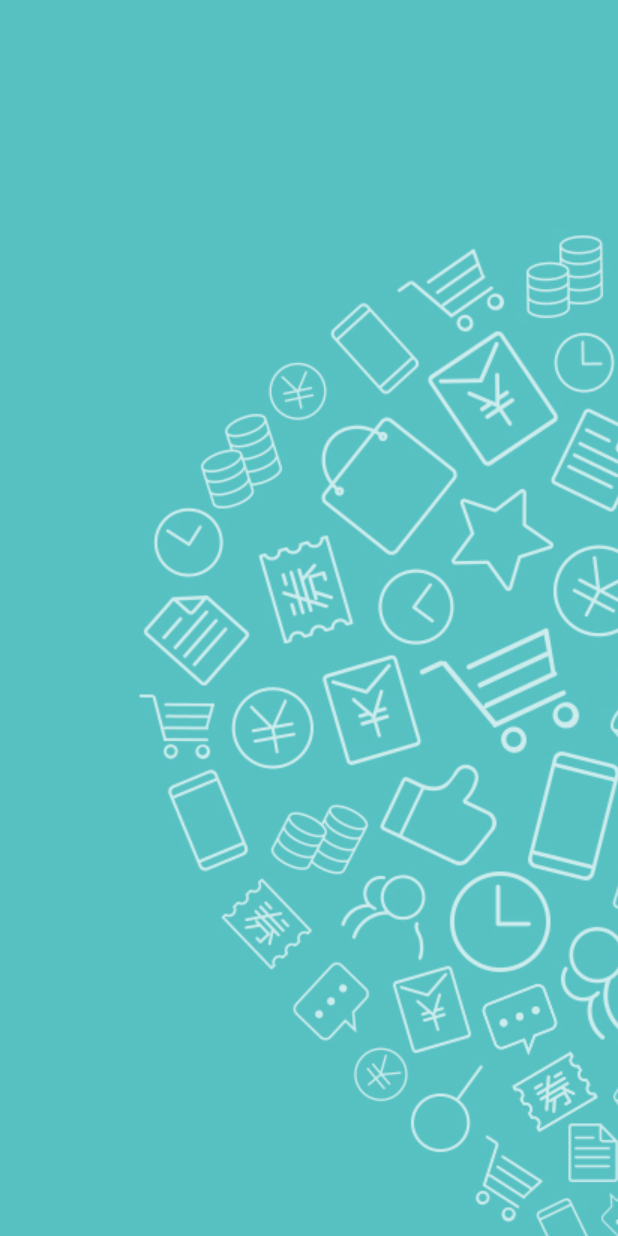
After one commit to LancCJ/Police, an Android app: the layout fragment_splash.xml on its own in the app's theme, with its tools: preview values and no code run, on a phone screen of 412 x 824 dp. The commit adds this screen. Run offline under Robolectric (Android 15) with nearby library versions, the light colour scheme and no system bars.

Commit message:
1.需要修改登录界面

```diff
--- a/CloudPolice/src/main/AndroidManifest.xml
+++ b/CloudPolice/src/main/AndroidManifest.xml
@@ -7,7 +7,6 @@
     <uses-permission android:name="android.permission.GET_ACCOUNTS" />
     <uses-permission android:name="android.permission.READ_PROFILE" />
     <uses-permission android:name="android.permission.READ_CONTACTS" />
-
     <uses-permission android:name="android.permission.WRITE_EXTERNAL_STORAGE" />
     <uses-permission android:name="android.permission.ACCESS_NETWORK_STATE" />
     <uses-permission android:name="android.permission.CHANGE_NETWORK_STATE" />
--- a/CloudPolice/src/main/java/com/cybertech/police/fragment/LoginFragment.java
+++ b/CloudPolice/src/main/java/com/cybertech/police/fragment/LoginFragment.java
@@ -5,7 +5,6 @@ import android.text.TextUtils;
 import android.view.View;
 import android.widget.AutoCompleteTextView;
 import android.widget.EditText;
-
 import com.alibaba.fastjson.JSON;
 import com.cybertech.police.R;
 import com.cybertech.police.base.BaseFragment;
@@ -13,14 +12,12 @@ import com.cybertech.police.base.Constant;
 import com.cybertech.police.model.login.LoginBaseResponse;
 import com.cybertech.police.model.login.LoginParams;
 import com.cybertech.police.model.login.LoginRequest;
-
 import org.xutils.common.Callback;
 import org.xutils.ex.HttpException;
 import org.xutils.view.annotation.ContentView;
 import org.xutils.view.annotation.Event;
 import org.xutils.view.annotation.ViewInject;
 import org.xutils.x;
-
 import cn.pedant.SweetAlert.SweetAlertDialog;
 
 /**
--- /dev/null
+++ b/CloudPolice/src/main/res/layout/fragment_splash.xml
@@ -0,0 +1,13 @@
+<LinearLayout  xmlns:android="http://schemas.android.com/apk/res/android"
+    xmlns:tools="http://schemas.android.com/tools"
+    android:layout_width= "match_parent"
+    android:layout_height= "match_parent"
+    tools:context="com.cybertech.police.fragment.SplashFragment">
+
+    <ImageView
+        android:layout_width ="match_parent"
+        android:layout_height ="match_parent"
+        android:scaleType ="matrix"
+        android:src ="@drawable/splash" />
+
+</LinearLayout >
--- a/CloudPolice/src/main/res/values/strings.xml
+++ b/CloudPolice/src/main/res/values/strings.xml
@@ -14,4 +14,7 @@
     <string name="Complete">成功</string>
     <string name="Upload">登录</string>
     <string name="Error">失败</string>
+
+    <!-- TODO: Remove or change this placeholder text -->
+    <string name="hello_blank_fragment">Hello blank fragment</string>
 </resources>
--- a/CloudPolice/src/main/res/values/styles.xml
+++ b/CloudPolice/src/main/res/values/styles.xml
@@ -1,7 +1,7 @@
 <resources>
 
     <!-- Base application theme. -->
-    <style name="AppTheme" parent="Theme.AppCompat.Light.DarkActionBar">
+    <style name="AppTheme" parent="Theme.AppCompat.Light.NoActionBar">
         <!-- Customize your theme here. -->
         <item name="colorPrimary">@color/colorPrimary</item>
         <item name="colorPrimaryDark">@color/colorPrimaryDark</item>
```
Also changed, not shown: CloudPolice/src/main/java/com/cybertech/police/MainActivity.java (+16 -3 lines), CloudPolice/src/main/java/com/cybertech/police/fragment/SplashFragment.java (added, +11 -0 lines), CloudPolice/src/main/res/drawable/splash.jpg (added).
